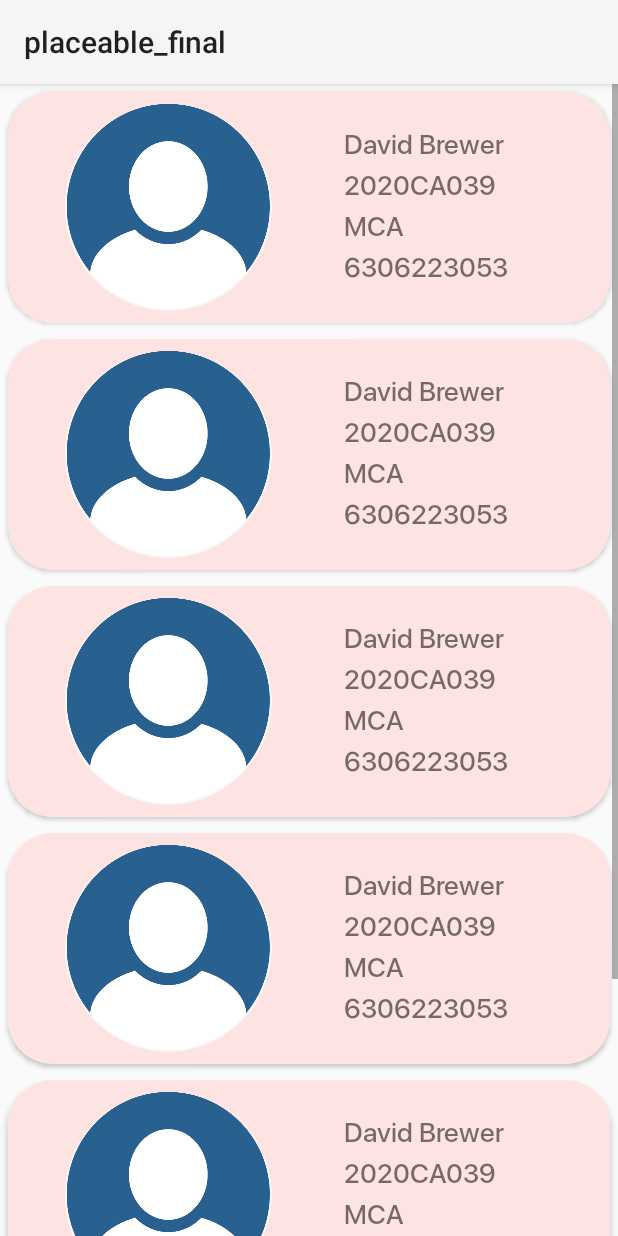
After one commit to mayank-365/placeable_final, an Android app: the fragment cantactUs shown on its own in the app's theme, on a phone screen of 412 x 824 dp. The commit adds this screen. Run offline under Robolectric (Android 15) with nearby library versions, the phone set to English and light mode, and no system bars.

Commit message:
Contact Us Added.

```diff
--- /dev/null
+++ b/app/src/main/java/com/example/placeable_final/cantactUs.java
@@ -0,0 +1,19 @@
+package com.example.placeable_final;
+
+import android.os.Bundle;
+
+import androidx.fragment.app.Fragment;
+
+import android.view.LayoutInflater;
+import android.view.View;
+import android.view.ViewGroup;
+
+public class cantactUs extends Fragment {
+
+    @Override
+    public View onCreateView(LayoutInflater inflater, ViewGroup container,
+                             Bundle savedInstanceState) {
+        // Inflate the layout for this fragment
+        return inflater.inflate(R.layout.fragment_cantact_us, container, false);
+    }
+}
--- /dev/null
+++ b/app/src/main/res/layout/fragment_cantact_us.xml
@@ -0,0 +1,409 @@
+<?xml version="1.0" encoding="utf-8"?>
+<RelativeLayout
+    xmlns:android="http://schemas.android.com/apk/res/android"
+    xmlns:tools="http://schemas.android.com/tools"
+    android:layout_width="match_parent"
+    android:layout_height="match_parent"
+    xmlns:app="http://schemas.android.com/apk/res-auto">
+    <ScrollView
+        android:layout_width="match_parent"
+        android:layout_height="wrap_content">
+        <LinearLayout
+            android:layout_width="match_parent"
+            android:layout_height="wrap_content"
+            android:orientation="vertical">
+
+            <androidx.cardview.widget.CardView
+                android:layout_width="match_parent"
+                android:layout_height="wrap_content"
+                android:id="@+id/cardViewProfileStatus"
+                android:layout_margin="5dp"
+                app:cardCornerRadius="30dp"
+                android:outlineAmbientShadowColor="@color/black"
+                >
+                <LinearLayout
+                    android:id="@+id/profile_summary"
+                    android:layout_width="match_parent"
+                    android:layout_height="wrap_content"
+                    android:background="@color/light_orange"
+                    android:orientation="horizontal"
+                    android:padding="8dp"
+                    app:layout_constraintBottom_toBottomOf="parent"
+                    app:layout_constraintStart_toStartOf="parent"
+                    app:layout_constraintTop_toTopOf="parent"
+                    app:layout_constraintVertical_bias="0.106">
+
+                    <ImageView
+                        android:layout_width="wrap_content"
+                        android:layout_height="wrap_content"
+                        android:layout_marginLeft="30dp"
+                        android:layout_marginRight="30dp"
+                        android:src="@drawable/personicon" />
+
+                    <LinearLayout
+                        android:layout_width="match_parent"
+                        android:layout_height="match_parent"
+                        android:layout_marginLeft="8dp"
+                        android:gravity="center"
+                        android:orientation="vertical"
+                        android:padding="10dp">
+
+                        <TextView
+                            android:layout_width="match_parent"
+                            android:layout_height="wrap_content"
+                            android:fontFamily="@font/sf_ui_mediam"
+                            android:text="@string/home_profile_name"
+                            android:textSize="18dp" />
+
+                        <TextView
+                            android:layout_width="match_parent"
+                            android:layout_height="wrap_content"
+                            android:fontFamily="@font/sf_ui_mediam"
+                            android:text="@string/home_profile_regno"
+                            android:textSize="18dp" />
+
+                        <TextView
+                            android:layout_width="match_parent"
+                            android:layout_height="wrap_content"
+                            android:fontFamily="@font/sf_ui_mediam"
+                            android:text="@string/home_profile_course"
+                            android:textSize="18dp" />
+
+                        <TextView
+                            android:layout_width="match_parent"
+                            android:layout_height="wrap_content"
+                            android:fontFamily="@font/sf_ui_mediam"
+                            android:text="@string/profile_phoneno"
+                            android:textSize="18dp" />
+                    </LinearLayout>
+                </LinearLayout>
+            </androidx.cardview.widget.CardView>
+            <androidx.cardview.widget.CardView
+                android:layout_width="match_parent"
+                android:layout_height="wrap_content"
+                android:id="@+id/cardViewProfileStatus2"
+                android:layout_margin="5dp"
+                app:cardCornerRadius="30dp"
+                android:outlineAmbientShadowColor="@color/black"
+                >
+                <LinearLayout
+                    android:id="@+id/profile_summary2"
+                    android:layout_width="match_parent"
+                    android:layout_height="wrap_content"
+                    android:background="@color/light_orange"
+                    android:orientation="horizontal"
+                    android:padding="8dp"
+                    app:layout_constraintBottom_toBottomOf="parent"
+                    app:layout_constraintStart_toStartOf="parent"
+                    app:layout_constraintTop_toTopOf="parent"
+                    app:layout_constraintVertical_bias="0.106">
+
+                    <ImageView
+                        android:layout_width="wrap_content"
+                        android:layout_height="wrap_content"
+                        android:layout_marginLeft="30dp"
+                        android:layout_marginRight="30dp"
+                        android:src="@drawable/personicon" />
+
+                    <LinearLayout
+                        android:layout_width="match_parent"
+                        android:layout_height="match_parent"
+                        android:layout_marginLeft="8dp"
+                        android:gravity="center"
+                        android:orientation="vertical"
+                        android:padding="10dp">
+
+                        <TextView
+                            android:layout_width="match_parent"
+                            android:layout_height="wrap_content"
+                            android:fontFamily="@font/sf_ui_mediam"
+                            android:text="@string/home_profile_name"
+                            android:textSize="18dp" />
+
+                        <TextView
+                            android:layout_width="match_parent"
+                            android:layout_height="wrap_content"
+                            android:fontFamily="@font/sf_ui_mediam"
+                            android:text="@string/home_profile_regno"
+                            android:textSize="18dp" />
+
+                        <TextView
+                            android:layout_width="match_parent"
+                            android:layout_height="wrap_content"
+                            android:fontFamily="@font/sf_ui_mediam"
+                            android:text="@string/home_profile_course"
+                            android:textSize="18dp" />
+
+                        <TextView
+                            android:layout_width="match_parent"
+                            android:layout_height="wrap_content"
+                            android:fontFamily="@font/sf_ui_mediam"
+                            android:text="@string/profile_phoneno"
+                            android:textSize="18dp" />
+                    </LinearLayout>
+                </LinearLayout>
+            </androidx.cardview.widget.CardView>
+            <androidx.cardview.widget.CardView
+                android:layout_width="match_parent"
+                android:layout_height="wrap_content"
+                android:id="@+id/cardViewProfileStatus3"
+                android:layout_margin="5dp"
+                app:cardCornerRadius="30dp"
+                android:outlineAmbientShadowColor="@color/black"
+                >
+                <LinearLayout
+                    android:id="@+id/profile_summary3"
+                    android:layout_width="match_parent"
+                    android:layout_height="wrap_content"
+                    android:background="@color/light_orange"
+                    android:orientation="horizontal"
+                    android:padding="8dp"
+                    app:layout_constraintBottom_toBottomOf="parent"
+                    app:layout_constraintStart_toStartOf="parent"
+                    app:layout_constraintTop_toTopOf="parent"
+                    app:layout_constraintVertical_bias="0.106">
+
+                    <ImageView
+                        android:layout_width="wrap_content"
+                        android:layout_height="wrap_content"
+                        android:layout_marginLeft="30dp"
+                        android:layout_marginRight="30dp"
+                        android:src="@drawable/personicon" />
+
+                    <LinearLayout
+                        android:layout_width="match_parent"
+                        android:layout_height="match_parent"
+                        android:layout_marginLeft="8dp"
+                        android:gravity="center"
+                        android:orientation="vertical"
+                        android:padding="10dp">
+
+                        <TextView
+                            android:layout_width="match_parent"
+                            android:layout_height="wrap_content"
+                            android:fontFamily="@font/sf_ui_mediam"
+                            android:text="@string/home_profile_name"
+                            android:textSize="18dp" />
+
+                        <TextView
+                            android:layout_width="match_parent"
+                            android:layout_height="wrap_content"
+                            android:fontFamily="@font/sf_ui_mediam"
+                            android:text="@string/home_profile_regno"
+                            android:textSize="18dp" />
+
+                        <TextView
+                            android:layout_width="match_parent"
+                            android:layout_height="wrap_content"
+                            android:fontFamily="@font/sf_ui_mediam"
+                            android:text="@string/home_profile_course"
+                            android:textSize="18dp" />
+
+                        <TextView
+                            android:layout_width="match_parent"
+                            android:layout_height="wrap_content"
+                            android:fontFamily="@font/sf_ui_mediam"
+                            android:text="@string/profile_phoneno"
+                            android:textSize="18dp" />
+                    </LinearLayout>
+                </LinearLayout>
+            </androidx.cardview.widget.CardView>
+            <androidx.cardview.widget.CardView
+                android:layout_width="match_parent"
+                android:layout_height="wrap_content"
+                android:id="@+id/cardViewProfileStatus4"
+                android:layout_margin="5dp"
+                app:cardCornerRadius="30dp"
+                android:outlineAmbientShadowColor="@color/black"
+                >
+                <LinearLayout
+                    android:id="@+id/profile_summary4"
+                    android:layout_width="match_parent"
+                    android:layout_height="wrap_content"
+                    android:background="@color/light_orange"
+                    android:orientation="horizontal"
+                    android:padding="8dp"
+                    app:layout_constraintBottom_toBottomOf="parent"
+                    app:layout_constraintStart_toStartOf="parent"
+                    app:layout_constraintTop_toTopOf="parent"
+                    app:layout_constraintVertical_bias="0.106">
+
+                    <ImageView
+                        android:layout_width="wrap_content"
+                        android:layout_height="wrap_content"
+                        android:layout_marginLeft="30dp"
+                        android:layout_marginRight="30dp"
+                        android:src="@drawable/personicon" />
+
+                    <LinearLayout
+                        android:layout_width="match_parent"
+                        android:layout_height="match_parent"
+                        android:layout_marginLeft="8dp"
+                        android:gravity="center"
+                        android:orientation="vertical"
+                        android:padding="10dp">
+
+                        <TextView
+                            android:layout_width="match_parent"
+                            android:layout_height="wrap_content"
+                            android:fontFamily="@font/sf_ui_mediam"
+                            android:text="@string/home_profile_name"
+                            android:textSize="18dp" />
+
+                        <TextView
+                            android:layout_width="match_parent"
+                            android:layout_height="wrap_content"
+                            android:fontFamily="@font/sf_ui_mediam"
+                            android:text="@string/home_profile_regno"
+                            android:textSize="18dp" />
+
+                        <TextView
+                            android:layout_width="match_parent"
+                            android:layout_height="wrap_content"
+                            android:fontFamily="@font/sf_ui_mediam"
+                            android:text="@string/home_profile_course"
+                            android:textSize="18dp" />
+
+                        <TextView
+                            android:layout_width="match_parent"
+                            android:layout_height="wrap_content"
+                            android:fontFamily="@font/sf_ui_mediam"
+                            android:text="@string/profile_phoneno"
+                            android:textSize="18dp" />
+                    </LinearLayout>
+                </LinearLayout>
+            </androidx.cardview.widget.CardView>
+            <androidx.cardview.widget.CardView
+                android:layout_width="match_parent"
+                android:layout_height="wrap_content"
+                android:id="@+id/cardViewProfileStatus5"
+                android:layout_margin="5dp"
+                app:cardCornerRadius="30dp"
+                android:outlineAmbientShadowColor="@color/black"
+                >
+                <LinearLayout
+                    android:id="@+id/profile_summary5"
+                    android:layout_width="match_parent"
+                    android:layout_height="wrap_content"
+                    android:background="@color/light_orange"
+                    android:orientation="horizontal"
+                    android:padding="8dp"
+                    app:layout_constraintBottom_toBottomOf="parent"
+                    app:layout_constraintStart_toStartOf="parent"
+                    app:layout_constraintTop_toTopOf="parent"
+                    app:layout_constraintVertical_bias="0.106">
+
+                    <ImageView
+                        android:layout_width="wrap_content"
+                        android:layout_height="wrap_content"
+                        android:layout_marginLeft="30dp"
+                        android:layout_marginRight="30dp"
+                        android:src="@drawable/personicon" />
+
+                    <LinearLayout
+                        android:layout_width="match_parent"
+                        android:layout_height="match_parent"
+                        android:layout_marginLeft="8dp"
+                        android:gravity="center"
+                        android:orientation="vertical"
+                        android:padding="10dp">
+
+                        <TextView
+                            android:layout_width="match_parent"
+                            android:layout_height="wrap_content"
+                            android:fontFamily="@font/sf_ui_mediam"
+                            android:text="@string/home_profile_name"
+                            android:textSize="18dp" />
+
+                        <TextView
+                            android:layout_width="match_parent"
+                            android:layout_height="wrap_content"
+                            android:fontFamily="@font/sf_ui_mediam"
+                            android:text="@string/home_profile_regno"
+                            android:textSize="18dp" />
+
+                        <TextView
+                            android:layout_width="match_parent"
+                            android:layout_height="wrap_content"
+                            android:fontFamily="@font/sf_ui_mediam"
+                            android:text="@string/home_profile_course"
+                            android:textSize="18dp" />
+
+                        <TextView
+                            android:layout_width="match_parent"
+                            android:layout_height="wrap_content"
+                            android:fontFamily="@font/sf_ui_mediam"
+                            android:text="@string/profile_phoneno"
+                            android:textSize="18dp" />
+                    </LinearLayout>
+                </LinearLayout>
+            </androidx.cardview.widget.CardView>
+            <androidx.cardview.widget.CardView
+                android:layout_width="match_parent"
+                android:layout_height="wrap_content"
+                android:id="@+id/cardViewProfileStatus6"
+                android:layout_margin="5dp"
+                app:cardCornerRadius="30dp"
+                android:outlineAmbientShadowColor="@color/black"
+                >
+                <LinearLayout
+                    android:id="@+id/profile_summary6"
+                    android:layout_width="match_parent"
+                    android:layout_height="wrap_content"
+                    android:background="@color/light_orange"
+                    android:orientation="horizontal"
+                    android:padding="8dp"
+                    app:layout_constraintBottom_toBottomOf="parent"
+                    app:layout_constraintStart_toStartOf="parent"
+                    app:layout_constraintTop_toTopOf="parent"
+                    app:layout_constraintVertical_bias="0.106">
+
+                    <ImageView
+                        android:layout_width="wrap_content"
+                        android:layout_height="wrap_content"
+                        android:layout_marginLeft="30dp"
+                        android:layout_marginRight="30dp"
+                        android:src="@drawable/personicon" />
+
+                    <LinearLayout
+                        android:layout_width="match_parent"
+                        android:layout_height="match_parent"
+                        android:layout_marginLeft="8dp"
+                        android:gravity="center"
+                        android:orientation="vertical"
+                        android:padding="10dp">
+
+                        <TextView
+                            android:layout_width="match_parent"
+                            android:layout_height="wrap_content"
+                            android:fontFamily="@font/sf_ui_mediam"
+                            android:text="@string/home_profile_name"
+                            android:textSize="18dp" />
+
+                        <TextView
+                            android:layout_width="match_parent"
+                            android:layout_height="wrap_content"
+                            android:fontFamily="@font/sf_ui_mediam"
+                            android:text="@string/home_profile_regno"
+                            android:textSize="18dp" />
+
+                        <TextView
+                            android:layout_width="match_parent"
+                            android:layout_height="wrap_content"
+                            android:fontFamily="@font/sf_ui_mediam"
+                            android:text="@string/home_profile_course"
+                            android:textSize="18dp" />
+
+                        <TextView
+                            android:layout_width="match_parent"
+                            android:layout_height="wrap_content"
+                            android:fontFamily="@font/sf_ui_mediam"
+                            android:text="@string/profile_phoneno"
+                            android:textSize="18dp" />
+                    </LinearLayout>
+                </LinearLayout>
+            </androidx.cardview.widget.CardView>
+
+        </LinearLayout>
+    </ScrollView>
+</RelativeLayout>
--- a/app/src/main/res/values/themes.xml
+++ b/app/src/main/res/values/themes.xml
@@ -15,9 +15,19 @@
         <item name="windowActionBar">false</item>
         <item name="windowNoTitle">true</item>
     </style>
+
     <style name="CustomTheme" parent="Theme.AppCompat.Light">
         <item name="contentInsetStart">0dp</item>
         <item name="contentInsetEnd">0dp</item>
         <item name="android:homeAsUpIndicator">@null</item>
     </style>
+
+    <style name="CustomTheme.NoActionBar">
+        <item name="windowActionBar">false</item>
+        <item name="windowNoTitle">true</item>
+    </style>
+
+    <style name="CustomTheme.AppBarOverlay" parent="ThemeOverlay.AppCompat.Dark.ActionBar" />
+
+    <style name="CustomTheme.PopupOverlay" parent="ThemeOverlay.AppCompat.Light" />
 </resources>
```
Also changed, not shown: app/build.gradle (+7 -0 lines), app/src/main/AndroidManifest.xml (+10 -8 lines).
